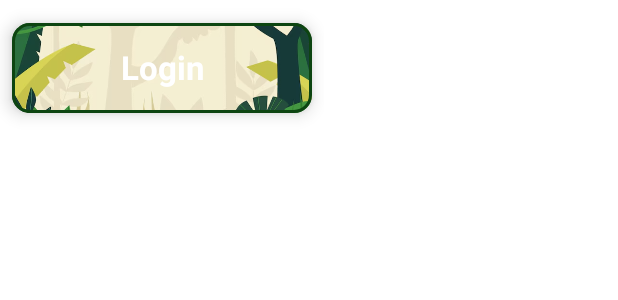
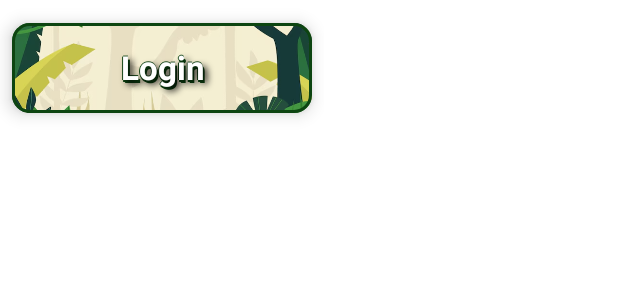
Before and after one commit to ThZedd/Zoopolis, an Android app built with Jetpack Compose: the @Preview function LoginPreview, on a phone screen of 412 x 824 dp. Shown: the top 300 px of the screen. Run offline under Robolectric (Android 15) with nearby library versions, the phone set to English and light mode, and no system bars.

Commit message:
Created branch

```diff
--- a/app/src/main/java/pt/iade/ei/zoopolis/ui/components/Login.kt
+++ b/app/src/main/java/pt/iade/ei/zoopolis/ui/components/Login.kt
@@ -6,6 +6,7 @@ import androidx.compose.foundation.layout.Arrangement
 import androidx.compose.foundation.layout.Box
 import androidx.compose.foundation.layout.Row
 import androidx.compose.foundation.layout.fillMaxSize
+import androidx.compose.foundation.layout.offset
 import androidx.compose.foundation.layout.padding
 import androidx.compose.foundation.layout.size
 import androidx.compose.material3.CardDefaults
@@ -15,9 +16,12 @@ import androidx.compose.material3.Text
 import androidx.compose.runtime.Composable
 import androidx.compose.ui.Alignment
 import androidx.compose.ui.Modifier
+import androidx.compose.ui.geometry.Offset
 import androidx.compose.ui.graphics.Color
+import androidx.compose.ui.graphics.Shadow
 import androidx.compose.ui.layout.ContentScale
 import androidx.compose.ui.res.painterResource
+import androidx.compose.ui.text.TextStyle
 import androidx.compose.ui.text.font.FontWeight
 import androidx.compose.ui.text.style.TextAlign
 import androidx.compose.ui.tooling.preview.Preview
@@ -58,13 +62,57 @@ fun Login(name: String, imageRes: Int) {
 
             )
 
+                Box {
+                    // Contorno - Desenha o texto em todas as direções para simular o contorno
+                    Text(
+                        text = name,
+                        fontWeight = FontWeight.Bold,
+                        fontSize = 22.sp,
+                        textAlign = TextAlign.Center,
+                        color = Color(0xFF0D4311), // Cor do contorno
+                        modifier = Modifier.offset(x = 1.dp, y = 2.dp)
+                    )
+                    Text(
+                        text = name,
+                        fontWeight = FontWeight.Bold,
+                        fontSize = 22.sp,
+                        textAlign = TextAlign.Center,
+                        color = Color(0xFF0D4311), // Cor do contorno
+                        modifier = Modifier.offset(x = -1.dp, y = 0.dp)
+                    )
+                    Text(
+                        text = name,
+                        fontWeight = FontWeight.Bold,
+                        fontSize = 22.sp,
+                        textAlign = TextAlign.Center,
+                        color = Color(0xFF0D4311), // Cor do contorno
+                        modifier = Modifier.offset(x = 0.dp, y = 1.dp)
+                    )
+                    Text(
+                        text = name,
+                        fontWeight = FontWeight.Bold,
+                        fontSize = 22.sp,
+                        textAlign = TextAlign.Center,
+                        color = Color(0xFF0D4311), // Cor do contorno
+                        modifier = Modifier.offset(x = 0.dp, y = -1.dp)
+                    )
+
+                    // Texto principal
                     Text(
                         text = name,
                         fontWeight = FontWeight.Bold,
                         fontSize = 22.sp,
                         textAlign = TextAlign.Center,
                         color = Color.White,
+                        style = TextStyle(
+                            shadow = Shadow(
+                                color = Color.Black,
+                                offset = Offset(4f, 4f), // Ajuste o deslocamento da sombra
+                                blurRadius = 6f // Aumente o valor para uma sombra mais suave
                             )
+                        )
+                    )
+                }
             }
         }
     }
```
Also changed, not shown: app/src/main/java/pt/iade/ei/zoopolis/MainMenuActivity.kt (added, +30 -0 lines), app/src/main/java/pt/iade/ei/zoopolis/ui/components/EnterTheCodeButton.kt (added, +127 -0 lines), app/src/main/java/pt/iade/ei/zoopolis/ui/components/MainMenu.kt (added, +76 -0 lines), app/src/main/java/pt/iade/ei/zoopolis/ui/components/MenuButton.kt (added, +127 -0 lines), app/src/main/res/drawable/enterthecode.jpg (added), app/src/main/res/drawable/mainmenubackground.png (added), app/src/main/res/drawable/precos.jpg (added), 3 other files. Lines whose indentation alone changed are shown as unchanged.
